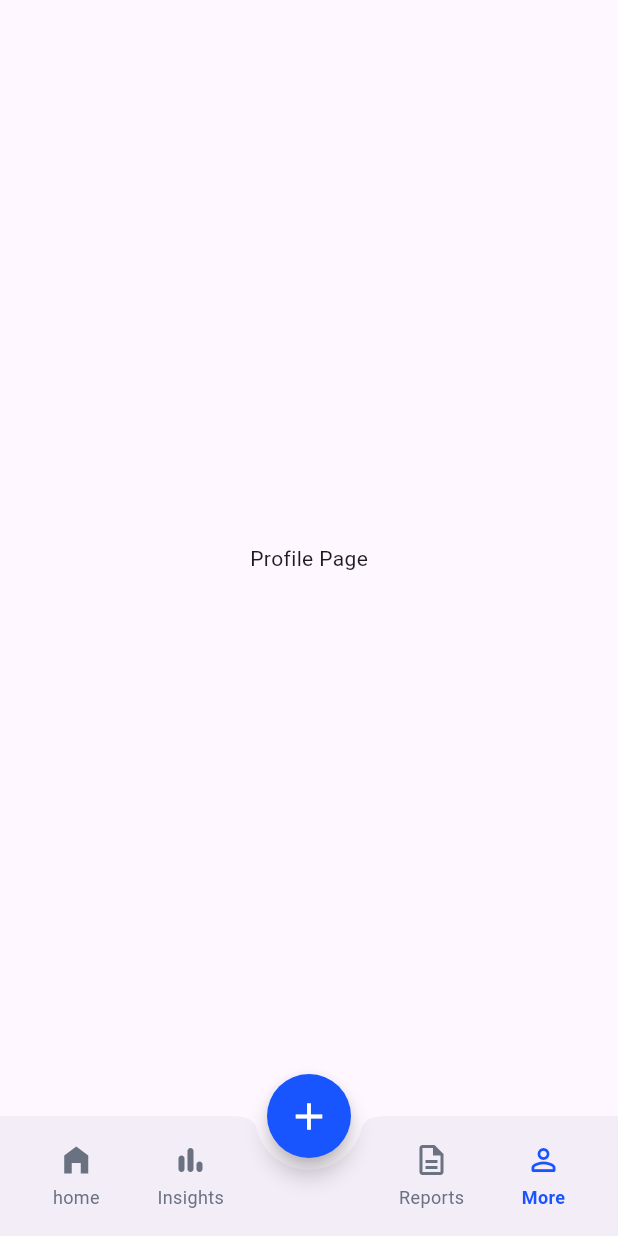
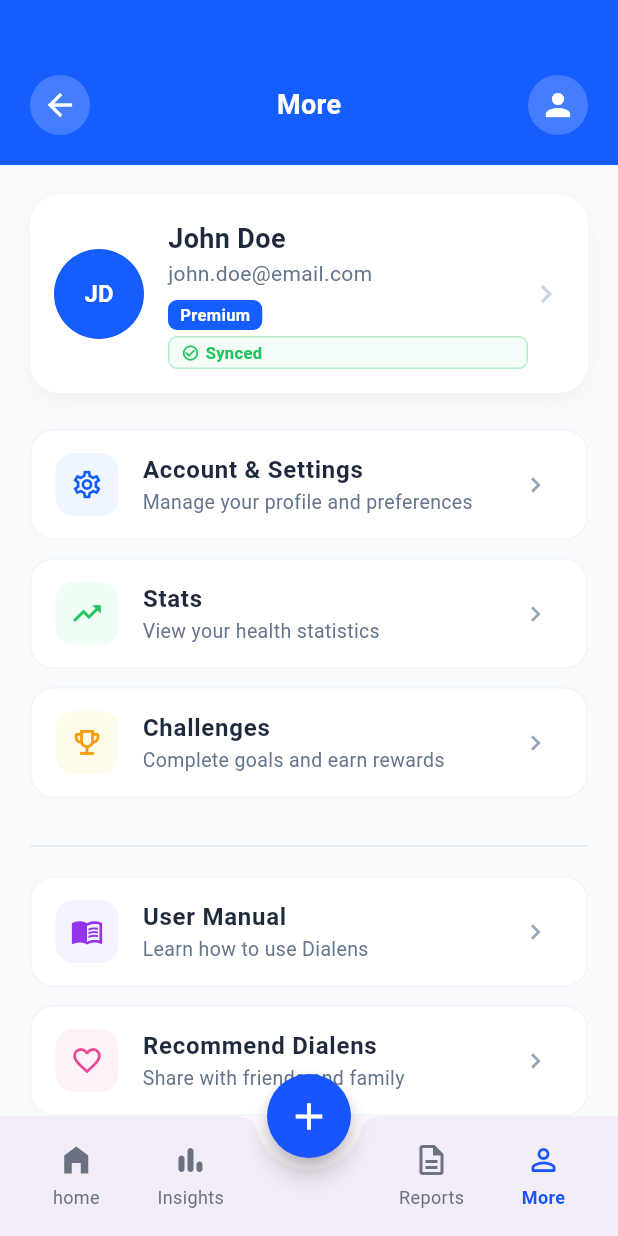
Before and after one commit to IsmailCoder366/Dialens, a Flutter app: the MainWrapper screen opened by its route, item 4 of the bottom bar chosen, on a phone screen of 412 x 824 dp. Run offline on Flutter 3.47's test engine with Material 3 defaults, Android fonts, the phone set to English and light mode, and no system bars; our stand-ins replace fl_chart.

Commit message:
profile screen created

```diff
--- a/lib/features/home/presentation/screens/main_wrapper.dart
+++ b/lib/features/home/presentation/screens/main_wrapper.dart
@@ -1,6 +1,7 @@
 import 'package:dialens/core/app_colors.dart';
 import 'package:flutter/material.dart';
 import '../../../insights/screens/insight_screen.dart';
+import '../../../profile/screens/more_screens.dart';
 import '../../../reports/screen/reports_screen.dart';
 import 'home_screen.dart';
 
@@ -19,7 +20,7 @@ class _MainWrapperState extends State<MainWrapper> {
     const HomeScreen(), // Your existing Home UI
     const InsightsScreen(),
     const ReportsScreen(),
-    const Center(child: Text("Profile Page")),
+    const MoreScreen()
   ];
 
   @override
--- /dev/null
+++ b/lib/features/profile/screens/more_screens.dart
@@ -0,0 +1,151 @@
+import 'package:flutter/material.dart';
+
+import '../widgets/menu_tile.dart';
+import '../widgets/profile_card.dart';
+
+class MoreScreen extends StatelessWidget {
+  const MoreScreen({super.key});
+
+  @override
+  Widget build(BuildContext context) {
+    return Scaffold(
+      backgroundColor: const Color(0xFFF8FAFC),
+      body: Column(
+        children: [
+          // 1. Square Blue Header (No rounded corners at bottom)
+          Container(
+            width: double.infinity,
+            padding: const EdgeInsets.only(top: 50, bottom: 20, left: 20, right: 20),
+            decoration: const BoxDecoration(
+              color: Color(0xFF155DFC), // Matching the blue in More Screen (1).png
+            ),
+            child: Row(
+              mainAxisAlignment: MainAxisAlignment.spaceBetween,
+              children: [
+                _buildHeaderCircle(const BackButton(color: Colors.white)),
+                const Text(
+                  "More",
+                  style: TextStyle(
+                      color: Colors.white,
+                      fontSize: 18,
+                      fontWeight: FontWeight.bold
+                  ),
+                ),
+                _buildHeaderCircle(const Icon(Icons.person, color: Colors.white, size: 24)),
+              ],
+            ),
+          ),
+
+          // 2. Content Area (Direct flow, no stack/overlap)
+          Expanded(
+            child: ListView(
+              padding: const EdgeInsets.all(20),
+              children: [
+                // Profile Section sits directly on the grey background
+                const ProfileCard(
+                  name: "John Doe",
+                  email: "john.doe@email.com",
+                  initials: "JD",
+                ),
+                const SizedBox(height: 24),
+
+                // Group 1: Internal App Features
+                MenuTile(
+                  icon: Icons.settings_outlined,
+                  iconColor: const Color(0xFF155DFC),
+                  iconBgColor: const Color(0xFFEFF6FF),
+                  title: "Account & Settings",
+                  subtitle: "Manage your profile and preferences",
+                  onTap: () {},
+                ),
+                MenuTile(
+                  icon: Icons.trending_up,
+                  iconColor: const Color(0xFF22C55E),
+                  iconBgColor: const Color(0xFFF0FDF4),
+                  title: "Stats",
+                  subtitle: "View your health statistics",
+                  onTap: () {},
+                ),
+                MenuTile(
+                  icon: Icons.emoji_events_outlined,
+                  iconColor: const Color(0xFFF59E0B),
+                  iconBgColor: const Color(0xFFFFFBEB),
+                  title: "Challenges",
+                  subtitle: "Complete goals and earn rewards",
+                  onTap: () {},
+                ),
+
+                const Padding(
+                  padding: EdgeInsets.symmetric(vertical: 12),
+                  child: Divider(color: Color(0xFFE2E8F0)),
+                ),
+
+                // Group 2: Support & Info
+                MenuTile(
+                  icon: Icons.menu_book_outlined,
+                  iconColor: const Color(0xFF9333EA),
+                  iconBgColor: const Color(0xFFF5F3FF),
+                  title: "User Manual",
+                  subtitle: "Learn how to use Dialens",
+                  onTap: () {},
+                ),
+                MenuTile(
+                  icon: Icons.favorite_border,
+                  iconColor: const Color(0xFFEC4899),
+                  iconBgColor: const Color(0xFFFDF2F8),
+                  title: "Recommend Dialens",
+                  subtitle: "Share with friends and family",
+                  onTap: () {},
+                ),
+                MenuTile(
+                  icon: Icons.chat_bubble_outline,
+                  iconColor: const Color(0xFF6366F1),
+                  iconBgColor: const Color(0xFFEEF2FF),
+                  title: "Support & Feedback",
+                  subtitle: "Get help or share your thoughts",
+                  onTap: () {},
+                ),
+
+                const SizedBox(height: 24),
+                _buildVersionFooter(),
+              ],
+            ),
+          ),
+        ],
+      ),
+    );
+  }
+
+  Widget _buildHeaderCircle(Widget child) {
+    return Container(
+      height: 40,
+      width: 40,
+      decoration: BoxDecoration(
+        color: Colors.white.withOpacity(0.2),
+        shape: BoxShape.circle,
+      ),
+      child: Center(child: child),
+    );
+  }
+
+  Widget _buildVersionFooter() {
+    return Column(
+      children: [
+        Row(
+          mainAxisAlignment: MainAxisAlignment.center,
+          children: [
+            Icon(Icons.cloud_outlined, size: 16, color: Color(0xFF64748B)),
+            SizedBox(width: 6),
+            Text("Last synced: 2 mins ago",
+                style: TextStyle(color: Color(0xFF64748B), fontSize: 13)),
+          ],
+        ),
+        const SizedBox(height: 8),
+        const Text("Dialens v2.1.0",
+            style: TextStyle(color: Color(0xFF94A3B8), fontSize: 12)),
+        const Text("© 2025 Dialens Health Technologies",
+            style: TextStyle(color: Color(0xFF94A3B8), fontSize: 11)),
+      ],
+    );
+  }
+}
--- /dev/null
+++ b/lib/features/profile/widgets/menu_tile.dart
@@ -0,0 +1,50 @@
+import 'package:flutter/material.dart';
+
+class MenuTile extends StatelessWidget {
+  final IconData icon;
+  final Color iconColor;
+  final Color iconBgColor;
+  final String title;
+  final String subtitle;
+  final VoidCallback onTap;
+
+  const MenuTile({
+    super.key,
+    required this.icon,
+    required this.iconColor,
+    required this.iconBgColor,
+    required this.title,
+    required this.subtitle,
+    required this.onTap,
+  });
+
+  @override
+  Widget build(BuildContext context) {
+    return Container(
+      margin: const EdgeInsets.only(bottom: 12),
+      decoration: BoxDecoration(
+        color: Colors.white,
+        borderRadius: BorderRadius.circular(16),
+        border: Border.all(color: const Color(0xFFF1F5F9)),
+      ),
+      child: ListTile(
+        onTap: onTap,
+        shape: RoundedRectangleBorder(borderRadius: BorderRadius.circular(16)),
+        leading: Container(
+          padding: const EdgeInsets.all(10),
+          decoration: BoxDecoration(
+            color: iconBgColor,
+            borderRadius: BorderRadius.circular(12),
+          ),
+          child: Icon(icon, color: iconColor, size: 22),
+        ),
+        title: Text(title,
+            style: const TextStyle(
+                fontSize: 16, fontWeight: FontWeight.w600, color: Color(0xFF1E293B))),
+        subtitle: Text(subtitle,
+            style: const TextStyle(fontSize: 13, color: Color(0xFF64748B))),
+        trailing: const Icon(Icons.chevron_right, color: Color(0xFF94A3B8), size: 20),
+      ),
+    );
+  }
+}
--- /dev/null
+++ b/lib/features/profile/widgets/profile_card.dart
@@ -0,0 +1,103 @@
+import 'package:flutter/material.dart';
+
+class ProfileCard extends StatelessWidget {
+  final String name;
+  final String email;
+  final String initials;
+
+  const ProfileCard({
+    super.key,
+    required this.name,
+    required this.email,
+    required this.initials,
+  });
+
+  @override
+  Widget build(BuildContext context) {
+    return Container(
+      padding: const EdgeInsets.all(16),
+      decoration: BoxDecoration(
+        color: Colors.white,
+        borderRadius: BorderRadius.circular(20),
+        // Soft drop shadow as seen in the image
+        boxShadow: [
+          BoxShadow(
+            color: Colors.black.withOpacity(0.04),
+            blurRadius: 10,
+            offset: const Offset(0, 4),
+          ),
+        ],
+      ),
+      child: Row(
+        children: [
+          CircleAvatar(
+            radius: 30,
+            backgroundColor: const Color(0xFF155DFC),
+            child: Text(initials,
+                style: const TextStyle(color: Colors.white, fontWeight: FontWeight.bold)),
+          ),
+          const SizedBox(width: 16),
+          Expanded(
+            child: Column(
+              crossAxisAlignment: CrossAxisAlignment.start,
+              children: [
+                Text(name,
+                    style: const TextStyle(fontSize: 18, fontWeight: FontWeight.bold, color: Color(0xFF1E293B))),
+                Text(email,
+                    style: const TextStyle(fontSize: 14, color: Color(0xFF64748B))),
+                const SizedBox(height: 8),
+                // Row(
+                //   children: [
+                //     _buildSolidBadge("Premium", const Color(0xFF155DFC)),
+                //     const SizedBox(width: 8),
+                //     _buildOutlinedBadge("Synced", const Color(0xFF22C55E)),
+                //   ],
+                // ),
+                Wrap(
+                  spacing: 8,      // Gap between badges
+                  runSpacing: 4,   // Gap between lines if wrapped
+                  children: [
+                    _buildSolidBadge("Premium", const Color(0xFF155DFC)),
+                    _buildOutlinedBadge("Synced", const Color(0xFF22C55E)),
+                  ],
+                )
+              ],
+            ),
+          ),
+          const Icon(Icons.chevron_right, color: Color(0xFFCBD5E1)),
+        ],
+      ),
+    );
+  }
+
+  Widget _buildSolidBadge(String label, Color color) {
+    return Container(
+      padding: const EdgeInsets.symmetric(horizontal: 8, vertical: 2),
+      decoration: BoxDecoration(
+        color: color,
+        borderRadius: BorderRadius.circular(6),
+      ),
+      child: Text(label,
+          style: const TextStyle(color: Colors.white, fontSize: 11, fontWeight: FontWeight.bold)),
+    );
+  }
+
+  Widget _buildOutlinedBadge(String label, Color color) {
+    return Container(
+      padding: const EdgeInsets.symmetric(horizontal: 8, vertical: 2),
+      decoration: BoxDecoration(
+        color: color.withOpacity(0.05),
+        borderRadius: BorderRadius.circular(6),
+        border: Border.all(color: color.withOpacity(0.3)),
+      ),
+      child: Row(
+        children: [
+          Icon(Icons.check_circle_outline, size: 12, color: color),
+          const SizedBox(width: 4),
+          Text(label,
+              style: TextStyle(color: color, fontSize: 11, fontWeight: FontWeight.bold)),
+        ],
+      ),
+    );
+  }
+}
```
Also changed, not shown: lib/features/profile/widgets/custome_badge.dart (added).
